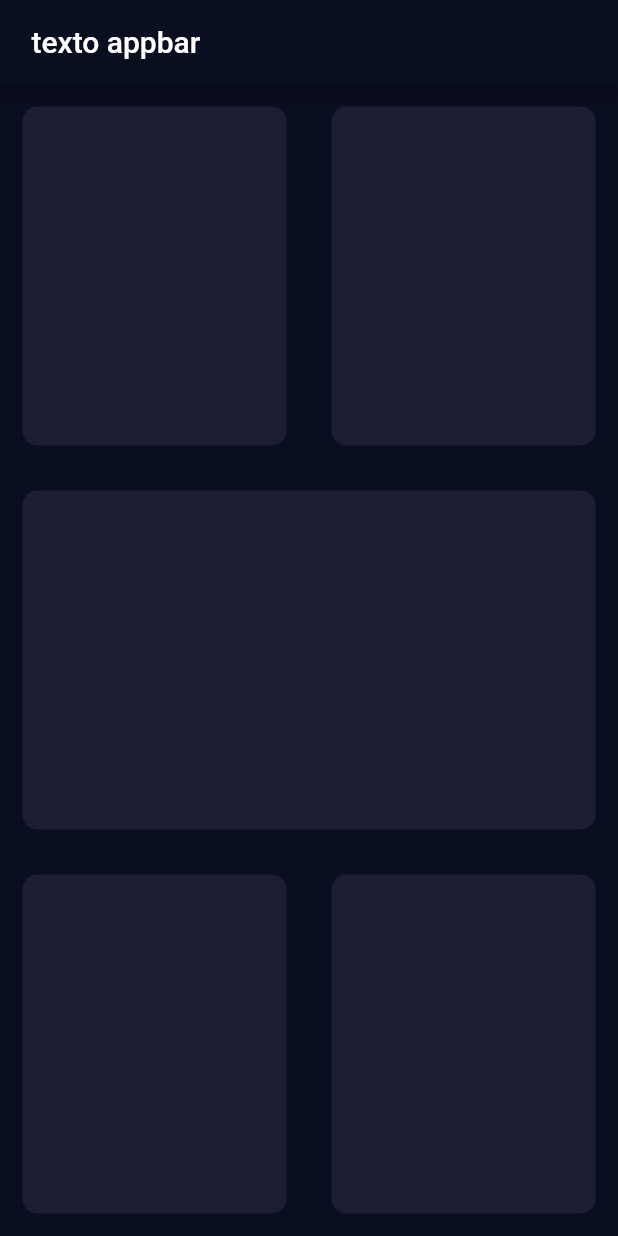
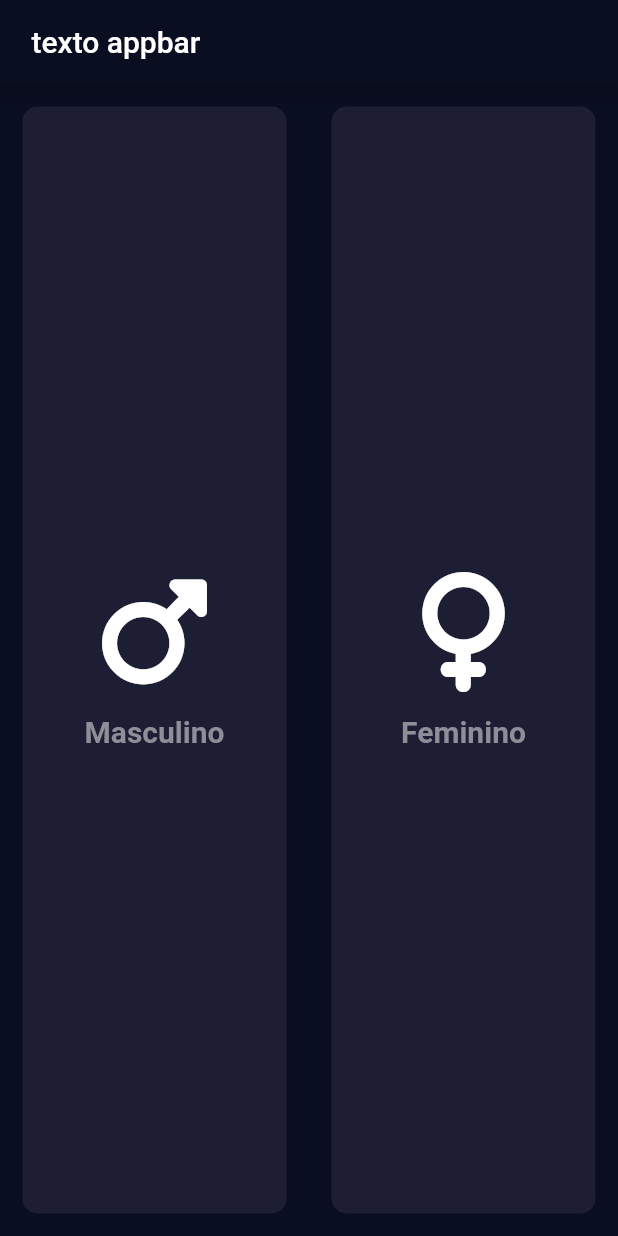
Before and after one commit to oliveiradg/imcFlutter, a Flutter app: the screen it shows after launch, on a phone screen of 412 x 824 dp. Run offline on Flutter 3.47's test engine with Material 2 defaults, Android fonts, the phone set to English and light mode, and no system bars; our stand-ins replace font_awesome_flutter.

Commit message:
feat: criação IconData e componentização de widgets

```diff
--- a/lib/components/card_tela.dart
+++ b/lib/components/card_tela.dart
@@ -1,18 +1,22 @@
 import 'package:flutter/material.dart';
+import 'package:font_awesome_flutter/font_awesome_flutter.dart';
 
 class CardTela extends StatelessWidget {
   const CardTela({
-    Key? key,
+    Key? key, required this.cardChild,
   }) : super(key: key);
+
+  final Widget cardChild;
 
   @override
   Widget build(BuildContext context) {
     return Container(
-        margin: const EdgeInsets.all(15),
+      margin: const EdgeInsets.all(15),
         decoration: BoxDecoration(
           color: const Color(0xFF1D1E33),
           borderRadius: BorderRadius.circular(10),
         ),
+      child: cardChild,
       );
   }
 }
--- /dev/null
+++ b/lib/components/icon_component.dart
@@ -0,0 +1,37 @@
+import 'package:flutter/material.dart';
+
+class IconComponent extends StatelessWidget {
+  // ignore: use_key_in_widget_constructors
+  const IconComponent({
+    required this.icon,
+    required this.labelSexo,
+  });
+
+  final IconData icon;
+  final String labelSexo;
+
+  @override
+  Widget build(BuildContext context) {
+    return Column(
+      mainAxisAlignment: MainAxisAlignment.center,
+      children: [
+        Icon(
+          icon,
+          color: const Color(0xFFFFFFFF),
+          size: 80,
+        ),
+        const SizedBox(
+          height: 15,
+        ),
+        Text(
+          labelSexo,
+          style: const TextStyle(
+            fontSize: 20,
+            fontWeight: FontWeight.bold,
+            color: Color(0xFF8D8E98),
+          ),
+        ),
+      ],
+    );
+  }
+}
--- a/lib/views/input_page_view.dart
+++ b/lib/views/input_page_view.dart
@@ -1,5 +1,7 @@
 import 'package:flutter/material.dart';
+import 'package:font_awesome_flutter/font_awesome_flutter.dart';
 import 'package:imc/components/card_tela.dart';
+import 'package:imc/components/icon_component.dart';
 
 class InputPage extends StatefulWidget {
   const InputPage({Key? key}) : super(key: key);
@@ -12,30 +14,50 @@ class _InputPageState extends State<InputPage> {
   @override
   Widget build(BuildContext context) {
     return Scaffold(
-      appBar: AppBar(
-        title: const Text(' texto appbar'),
-      ),
-      body:Column(
-        children: <Widget>[
-          Expanded(child: Row(children:  [
-            Expanded(child: CardTela(),),
-            Expanded(child: CardTela(),)
-          ],)),
+        appBar: AppBar(
+          title: const Text(' texto appbar'),
+        ),
+        body: Column(children: <Widget>[
+          Expanded(
+              child: Row(
+            children:  const [
+              Expanded(
+                // ignore: unnecessary_const
+                child: CardTela(
+                  cardChild: IconComponent(
+                    icon: FontAwesomeIcons.mars,
+                    labelSexo: 'Masculino',),
+                ),
+              ),
+              Expanded(
+                child: CardTela(cardChild: IconComponent(
+                  icon: FontAwesomeIcons.venus,
+                  labelSexo: 'Feminino',
+                ),),
+              )
+            ],
+          )),
+          // const Expanded(
+          //     child: Expanded(
+          //   child: CardTela(cardChild: IconComponent(),),
+          // )),
+          // Expanded(
+          //     child: Row(
+          //   children: const [
+          //     Expanded(
+          //       child: CardTela(cardChild: IconComponent(),),
+          //     ),
+          //     Expanded(
+          //       child: CardTela(cardChild: IconComponent(),),
+          //     )
+          //   ],
+          // )),
+        ]));
+  }
+}
 
 
 
-
-
-          Expanded(child: Expanded(child: CardTela(),) ),
-          Expanded(child: Row(children:  [
-            Expanded(child: CardTela(),),
-            Expanded(child: CardTela(),)
-          ],) ),
-        ]
-      )
-    );
-  }
-  }
 
 
 
--- a/pubspec.yaml
+++ b/pubspec.yaml
@@ -18,7 +18,7 @@ publish_to: 'none' # Remove this line if you wish to publish to pub.dev
 version: 1.0.0+1
 
 environment:
-  sdk: ">=2.17.6 <3.0.0"
+  sdk: '>=2.17.6 <3.0.0'
 
 # Dependencies specify other packages that your package needs in order to work.
 # To automatically upgrade your package dependencies to the latest versions
@@ -30,10 +30,10 @@ dependencies:
   flutter:
     sdk: flutter
 
-
   # The following adds the Cupertino Icons font to your application.
   # Use with the CupertinoIcons class for iOS style icons.
   cupertino_icons: ^1.0.2
+  font_awesome_flutter: ^10.3.0
 
 dev_dependencies:
   flutter_test:
@@ -51,7 +51,6 @@ dev_dependencies:
 
 # The following section is specific to Flutter packages.
 flutter:
-
   # The following line ensures that the Material Icons font is
   # included with your application, so that you can use the icons in
   # the material Icons class.
```
Also changed, not shown: pubspec.lock, 1 other file.
